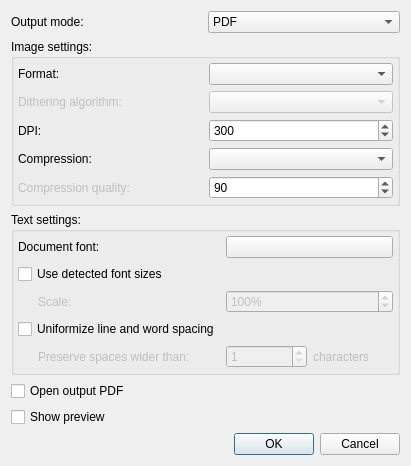
This is qt/data/PdfExportDialog.ui in manisandro/gImageReader as Qt 5 draws it before an edit. The edited form follows.
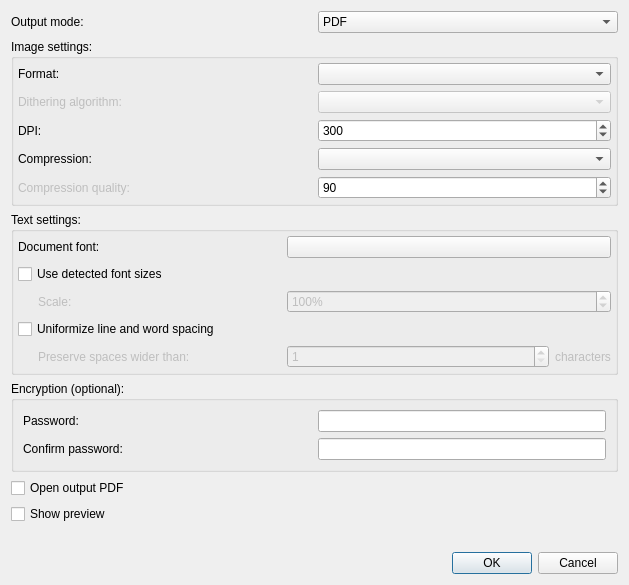
This is the edited form.

Commit message: [Qt] Add support for saving encrypted PDF files

```diff
--- a/qt/data/PdfExportDialog.ui
+++ b/qt/data/PdfExportDialog.ui
@@ -6,21 +6,14 @@
    <rect>
     <x>0</x>
     <y>0</y>
-    <width>411</width>
-    <height>451</height>
+    <width>629</width>
+    <height>585</height>
    </rect>
   </property>
   <property name="windowTitle">
    <string>PDF Export</string>
   </property>
   <layout class="QGridLayout" name="gridLayout">
-   <item row="13" column="0" colspan="2">
-    <widget class="QCheckBox" name="checkBoxPreview">
-     <property name="text">
-      <string>Show preview</string>
-     </property>
-    </widget>
-   </item>
    <item row="1" column="0" colspan="2">
     <widget class="QGroupBox" name="groupBoxImage">
      <property name="title">
@@ -125,7 +118,69 @@
      </layout>
     </widget>
    </item>
-   <item row="14" column="0" colspan="2">
+   <item row="3" column="0" colspan="2">
+    <widget class="QGroupBox" name="groupBoxEncryption">
+     <property name="title">
+      <string>Encryption (optional):</string>
+     </property>
+     <layout class="QGridLayout" name="gridLayout_5">
+      <item row="0" column="0">
+       <widget class="QLabel" name="labelPasswordOpen">
+        <property name="text">
+         <string>Password:</string>
+        </property>
+       </widget>
+      </item>
+      <item row="0" column="1">
+       <widget class="QLineEdit" name="lineEditPasswordOpen">
+        <property name="sizePolicy">
+         <sizepolicy hsizetype="Preferred" vsizetype="Fixed">
+          <horstretch>0</horstretch>
+          <verstretch>0</verstretch>
+         </sizepolicy>
+        </property>
+        <property name="echoMode">
+         <enum>QLineEdit::Password</enum>
+        </property>
+        <property name="dragEnabled">
+         <bool>true</bool>
+        </property>
+       </widget>
+      </item>
+      <item row="1" column="0">
+       <widget class="QLabel" name="labelConfirmPasswordOpen">
+        <property name="text">
+         <string>Confirm password:</string>
+        </property>
+       </widget>
+      </item>
+      <item row="1" column="1">
+       <widget class="QLineEdit" name="lineEditConfirmPasswordOpen">
+        <property name="sizePolicy">
+         <sizepolicy hsizetype="Preferred" vsizetype="Fixed">
+          <horstretch>0</horstretch>
+          <verstretch>0</verstretch>
+         </sizepolicy>
+        </property>
+        <property name="echoMode">
+         <enum>QLineEdit::Password</enum>
+        </property>
+        <property name="dragEnabled">
+         <bool>true</bool>
+        </property>
+       </widget>
+      </item>
+     </layout>
+    </widget>
+   </item>
+   <item row="0" column="0">
+    <widget class="QLabel" name="labelOutputMode">
+     <property name="text">
+      <string>Output mode:</string>
+     </property>
+    </widget>
+   </item>
+   <item row="7" column="0" colspan="2">
     <widget class="QDialogButtonBox" name="buttonBox">
      <property name="orientation">
       <enum>Qt::Horizontal</enum>
@@ -135,21 +190,7 @@
      </property>
     </widget>
    </item>
-   <item row="0" column="1">
-    <widget class="QComboBox" name="comboBoxOutputMode">
-     <item>
-      <property name="text">
-       <string>PDF</string>
-      </property>
-     </item>
-     <item>
-      <property name="text">
-       <string>PDF with invisible text overlay</string>
-      </property>
-     </item>
-    </widget>
-   </item>
-   <item row="3" column="0" colspan="2">
+   <item row="2" column="0" colspan="2">
     <widget class="QGroupBox" name="groupBoxText">
      <property name="title">
       <string>Text settings:</string>
@@ -167,13 +208,6 @@
       <property name="bottomMargin">
        <number>4</number>
       </property>
-      <item row="3" column="0">
-       <widget class="QCheckBox" name="checkBoxUniformizeSpacing">
-        <property name="text">
-         <string>Uniformize line and word spacing</string>
-        </property>
-       </widget>
-      </item>
       <item row="4" column="0">
        <widget class="QLabel" name="labelPreserve">
         <property name="enabled">
@@ -203,13 +237,6 @@
         </property>
        </widget>
       </item>
-      <item row="1" column="0">
-       <widget class="QCheckBox" name="checkBoxFontSize">
-        <property name="text">
-         <string>Use detected font sizes</string>
-        </property>
-       </widget>
-      </item>
       <item row="0" column="0">
        <widget class="QLabel" name="labelFont">
         <property name="text">
@@ -222,6 +249,12 @@
         <property name="enabled">
          <bool>false</bool>
         </property>
+        <property name="sizePolicy">
+         <sizepolicy hsizetype="Preferred" vsizetype="Fixed">
+          <horstretch>0</horstretch>
+          <verstretch>0</verstretch>
+         </sizepolicy>
+        </property>
         <property name="minimum">
          <number>1</number>
         </property>
@@ -232,6 +265,12 @@
         <property name="enabled">
          <bool>false</bool>
         </property>
+        <property name="sizePolicy">
+         <sizepolicy hsizetype="Maximum" vsizetype="Preferred">
+          <horstretch>0</horstretch>
+          <verstretch>0</verstretch>
+         </sizepolicy>
+        </property>
         <property name="text">
          <string>characters</string>
         </property>
@@ -242,6 +281,12 @@
         <property name="enabled">
          <bool>false</bool>
         </property>
+        <property name="sizePolicy">
+         <sizepolicy hsizetype="Preferred" vsizetype="Fixed">
+          <horstretch>0</horstretch>
+          <verstretch>0</verstretch>
+         </sizepolicy>
+        </property>
         <property name="suffix">
          <string notr="true">%</string>
         </property>
@@ -258,28 +303,75 @@
       </item>
       <item row="0" column="1" colspan="2">
        <widget class="QPushButton" name="buttonFont">
+        <property name="sizePolicy">
+         <sizepolicy hsizetype="Preferred" vsizetype="Fixed">
+          <horstretch>0</horstretch>
+          <verstretch>0</verstretch>
+         </sizepolicy>
+        </property>
         <property name="text">
          <string/>
         </property>
        </widget>
       </item>
+      <item row="3" column="0" colspan="3">
+       <widget class="QCheckBox" name="checkBoxUniformizeSpacing">
+        <property name="text">
+         <string>Uniformize line and word spacing</string>
+        </property>
+       </widget>
+      </item>
+      <item row="1" column="0" colspan="3">
+       <widget class="QCheckBox" name="checkBoxFontSize">
+        <property name="text">
+         <string>Use detected font sizes</string>
+        </property>
+       </widget>
+      </item>
      </layout>
     </widget>
    </item>
-   <item row="0" column="0">
-    <widget class="QLabel" name="labelOutputMode">
-     <property name="text">
-      <string>Output mode:</string>
-     </property>
-    </widget>
-   </item>
-   <item row="12" column="0">
+   <item row="4" column="0">
     <widget class="QCheckBox" name="checkBoxOpenOutputPdf">
      <property name="text">
       <string>Open output PDF</string>
      </property>
     </widget>
    </item>
+   <item row="5" column="0">
+    <widget class="QCheckBox" name="checkBoxPreview">
+     <property name="text">
+      <string>Show preview</string>
+     </property>
+    </widget>
+   </item>
+   <item row="0" column="1">
+    <widget class="QComboBox" name="comboBoxOutputMode">
+     <item>
+      <property name="text">
+       <string>PDF</string>
+      </property>
+     </item>
+     <item>
+      <property name="text">
+       <string>PDF with invisible text overlay</string>
+      </property>
+     </item>
+    </widget>
+   </item>
+   <item row="6" column="0" colspan="2">
+    <spacer name="verticalSpacer">
+     <property name="orientation">
+      <enum>Qt::Vertical</enum>
+     </property>
+     <property name="sizeHint" stdset="0">
+      <size>
+       <width>20</width>
+       <height>40</height>
+      </size>
+     </property>
+    </spacer>
+   </item>
   </layout>
  </widget>
  <resources/>
```
The commit also changes 2 other files.
